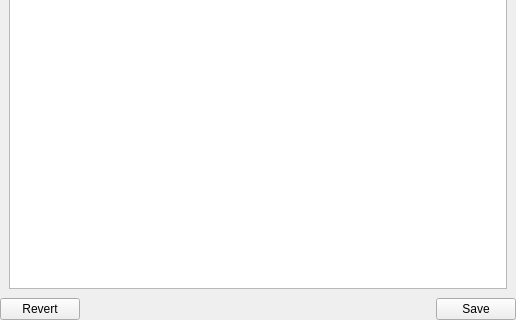
This is DreamToolQt/View/ScriptEditorForm.ui in BashEdThomps/dream-engine as Qt 5 draws it before an edit; both pictures show x 0 to 516 and y 170 to 490 of the 516 by 490 pixel window. The edited form follows.
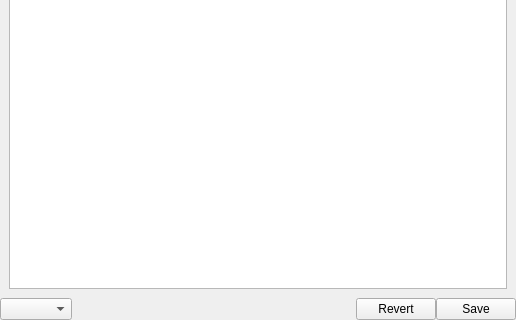
This is the edited form.

```diff
--- a/DreamToolQt/View/ScriptEditorForm.ui
+++ b/DreamToolQt/View/ScriptEditorForm.ui
@@ -67,11 +67,7 @@
       <number>0</number>
      </property>
      <item>
-      <widget class="QPushButton" name="revertButton">
-       <property name="text">
-        <string>Revert</string>
-       </property>
-      </widget>
+      <widget class="QComboBox" name="templateComboBox"/>
      </item>
      <item>
       <spacer name="horizontalSpacer">
@@ -86,6 +82,13 @@
        </property>
       </spacer>
      </item>
+     <item>
+      <widget class="QPushButton" name="revertButton">
+       <property name="text">
+        <string>Revert</string>
+       </property>
+      </widget>
+     </item>
      <item>
       <widget class="QPushButton" name="saveButton">
        <property name="text">
```
